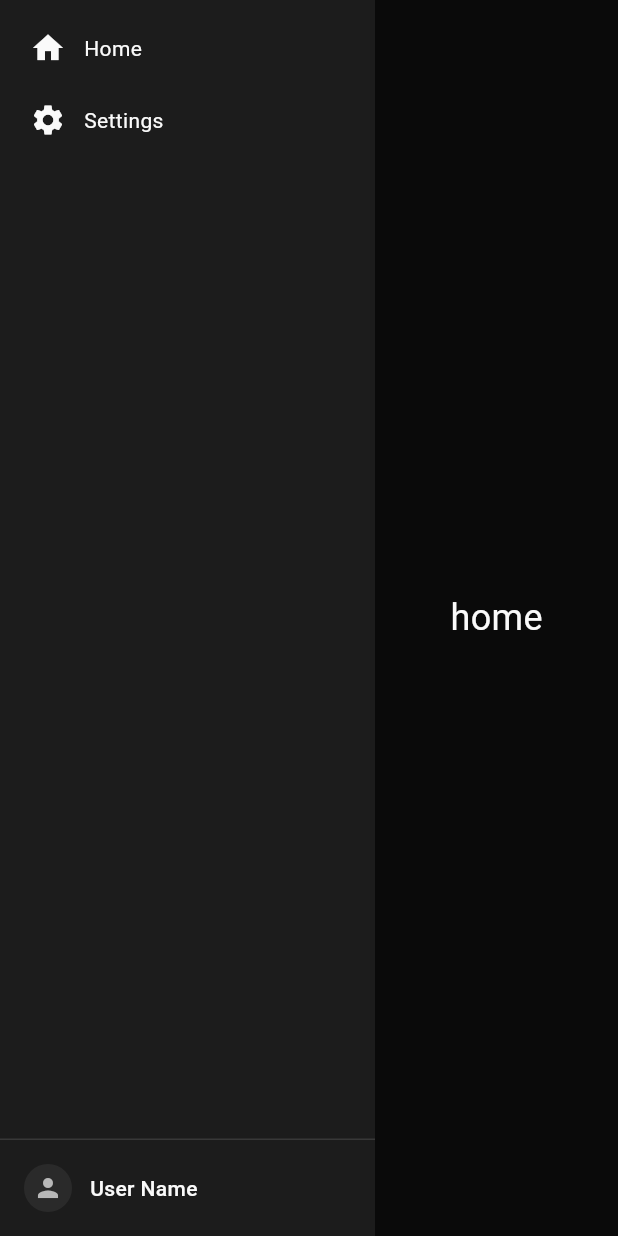
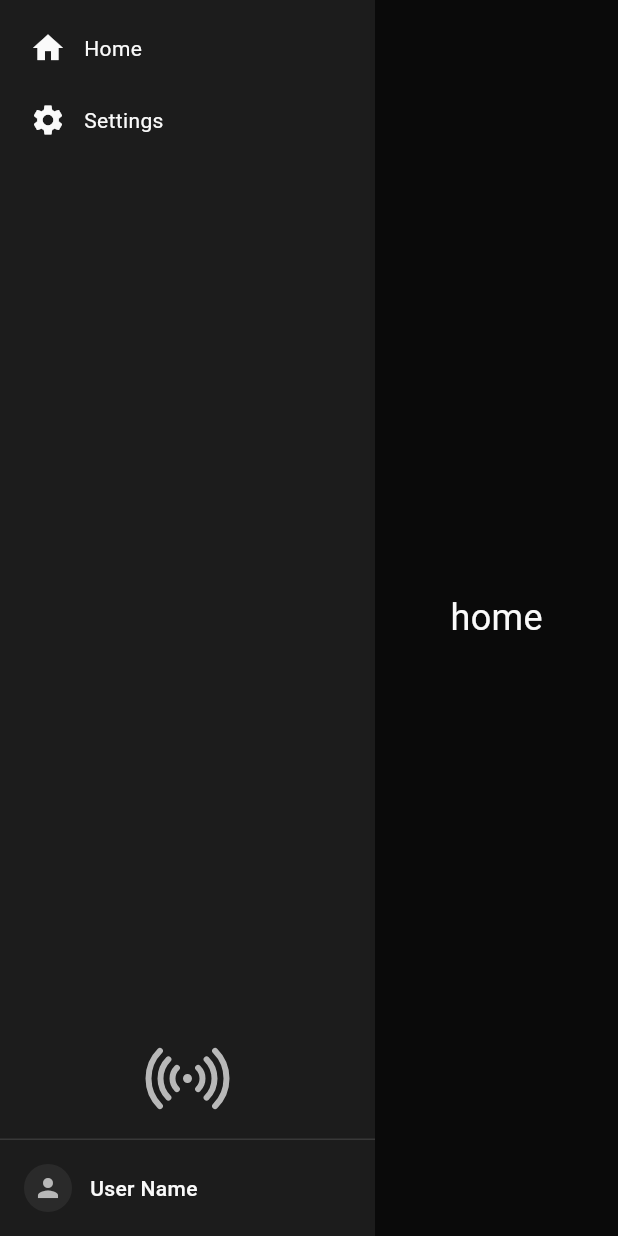
Before and after one commit to Simon-Weij/wayland-recorder-frontend, a Flutter app: the screen it shows after launch, on a phone screen of 412 x 824 dp. Run offline on Flutter 3.47's test engine with Material 3 defaults, Android fonts, the phone set to English and light mode, and no system bars; our stand-ins replace file_picker, flutter_svg.

Commit message:
Made stream icon

```diff
--- /dev/null
+++ b/lib/components/icons/play.dart
@@ -0,0 +1,21 @@
+import 'package:flutter/material.dart';
+import 'package:flutter_svg/svg.dart';
+
+class PlayIcon extends StatelessWidget {
+  final Color? color;
+
+  const PlayIcon({super.key, this.color});
+
+  @override
+  Widget build(BuildContext context) {
+    const String svgString = '''
+    <svg xmlns="http://www.w3.org/2000/svg" fill="none" viewBox="0 0 24 24" stroke-width="1.5" stroke="currentColor" class="size-6">
+      <path stroke-linecap="round" stroke-linejoin="round" d="M9.348 14.652a3.75 3.75 0 0 1 0-5.304m5.304 0a3.75 3.75 0 0 1 0 5.304m-7.425 2.121a6.75 6.75 0 0 1 0-9.546m9.546 0a6.75 6.75 0 0 1 0 9.546M5.106 18.894c-3.808-3.807-3.808-9.98 0-13.788m13.788 0c3.808 3.807 3.808 9.98 0 13.788M12 12h.008v.008H12V12Zm.375 0a.375.375 0 1 1-.75 0 .375.375 0 0 1 .75 0Z" />
+    </svg>
+    ''';
+    return ColorFiltered(
+      colorFilter: ColorFilter.mode(color ?? Colors.black, BlendMode.srcIn),
+      child: SvgPicture.string(svgString),
+    );
+  }
+}
--- a/lib/main.dart
+++ b/lib/main.dart
@@ -7,6 +7,8 @@ import 'components/sidebar.dart';
 import 'colors.dart';
 import 'views/home.dart';
 import 'views/settings.dart';
+import 'components/icons/play.dart';
+import 'components/icons/stop.dart';
 
 void main() {
   runApp(const App());
@@ -22,6 +24,12 @@ class App extends StatefulWidget {
 class _AppState extends State<App> {
   Widget currentPage = const HomePage();
 
+  bool _isPlaying = false;
+
+  Widget get _currentIcon => _isPlaying
+      ? StopIcon(color: AppColors.textSecondary)
+      : PlayIcon(color: AppColors.textSecondary);
+
   @override
   Widget build(BuildContext context) {
     return MaterialApp(
@@ -29,7 +37,26 @@ class _AppState extends State<App> {
         body: Row(
           children: [
             Sidebar(
-              footer: const UserTile(),
+              footer: Column(
+                mainAxisSize: MainAxisSize.min,
+                children: [
+                  Row(
+                    mainAxisAlignment: MainAxisAlignment.center,
+                    children: [
+                      TextButton(
+                        onPressed: () =>
+                            setState(() => _isPlaying = !_isPlaying),
+                        child: SizedBox(
+                          width: 64,
+                          height: 64,
+                          child: _currentIcon,
+                        ),
+                      ),
+                    ],
+                  ),
+                  const UserTile(),
+                ],
+              ),
               children: [
                 SidebarItem(
                   icon: Icons.home,
--- a/pubspec.yaml
+++ b/pubspec.yaml
@@ -35,6 +35,7 @@ dependencies:
   # Use with the CupertinoIcons class for iOS style icons.
   cupertino_icons: ^1.0.8
   file_picker: ^10.3.10
+  flutter_svg: ^2.0.5
 
 dev_dependencies:
   flutter_test:
```
Also changed, not shown: lib/components/icons/stop.dart (added, +21 -0 lines), pubspec.lock.
